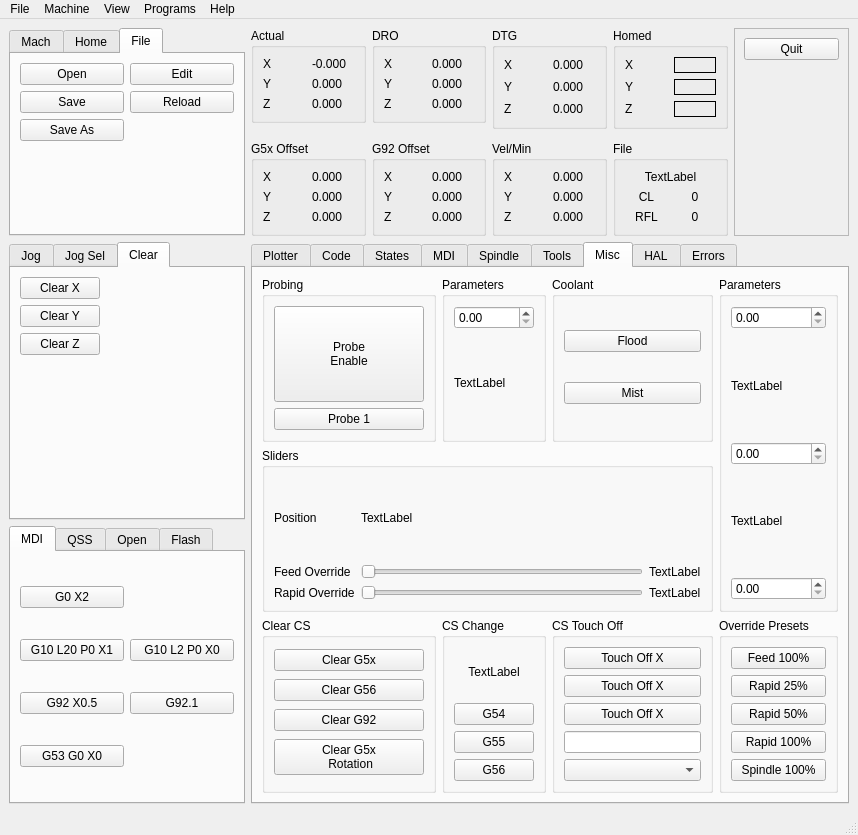
Before: the Qt Designer form examples/testgui/test.ui in jethornton/flexgui, drawn with Qt 5.
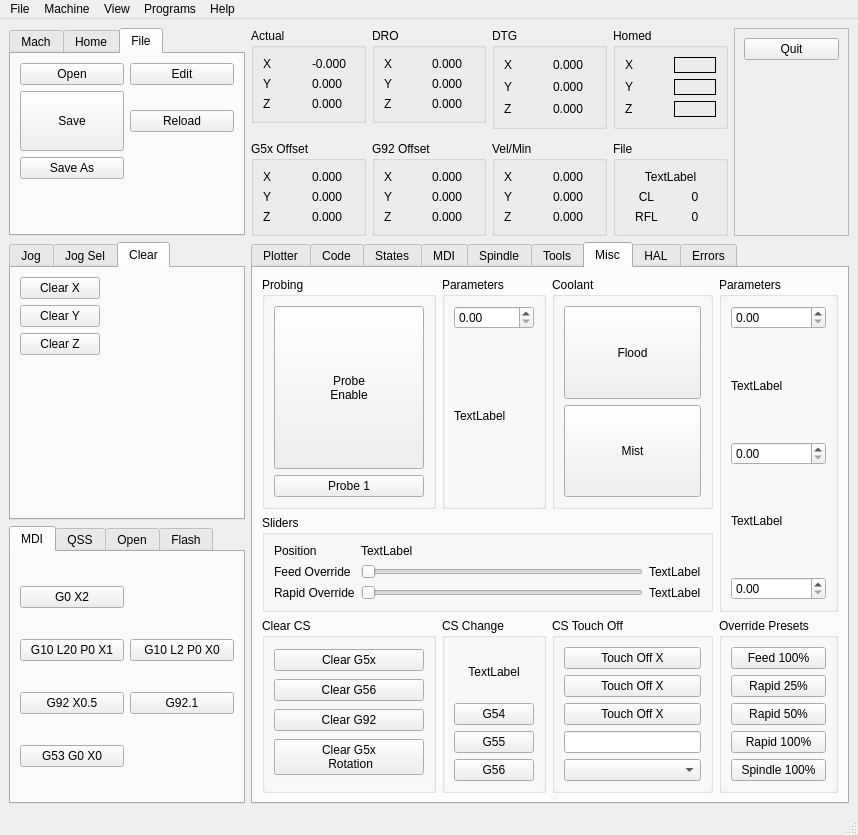
After: the same form once the commit is applied. The open tabs and pages were chosen to show the change.

Commit message: remove not used led controls from table

```diff
--- a/examples/testgui/test.ui
+++ b/examples/testgui/test.ui
@@ -1668,6 +1668,12 @@
           <layout class="QVBoxLayout" name="verticalLayout_13">
            <item>
             <widget class="QPushButton" name="flood_pb">
+             <property name="sizePolicy">
+              <sizepolicy hsizetype="Minimum" vsizetype="Expanding">
+               <horstretch>0</horstretch>
+               <verstretch>0</verstretch>
+              </sizepolicy>
+             </property>
              <property name="text">
               <string>Flood</string>
              </property>
@@ -1675,6 +1681,12 @@
            </item>
            <item>
             <widget class="QPushButton" name="mist_pb">
+             <property name="sizePolicy">
+              <sizepolicy hsizetype="Minimum" vsizetype="Expanding">
+               <horstretch>0</horstretch>
+               <verstretch>0</verstretch>
+              </sizepolicy>
+             </property>
              <property name="text">
               <string>Mist</string>
              </property>
@@ -2845,6 +2857,18 @@
         </item>
         <item row="1" column="0">
          <widget class="QPushButton" name="save_pb">
+          <property name="sizePolicy">
+           <sizepolicy hsizetype="Minimum" vsizetype="Preferred">
+            <horstretch>0</horstretch>
+            <verstretch>0</verstretch>
+           </sizepolicy>
+          </property>
+          <property name="minimumSize">
+           <size>
+            <width>0</width>
+            <height>60</height>
+           </size>
+          </property>
           <property name="text">
            <string>Save</string>
           </property>
```
Left out of the diff: 24 changed lines with no effect on the pictures. The commit also changes 1 other file.
